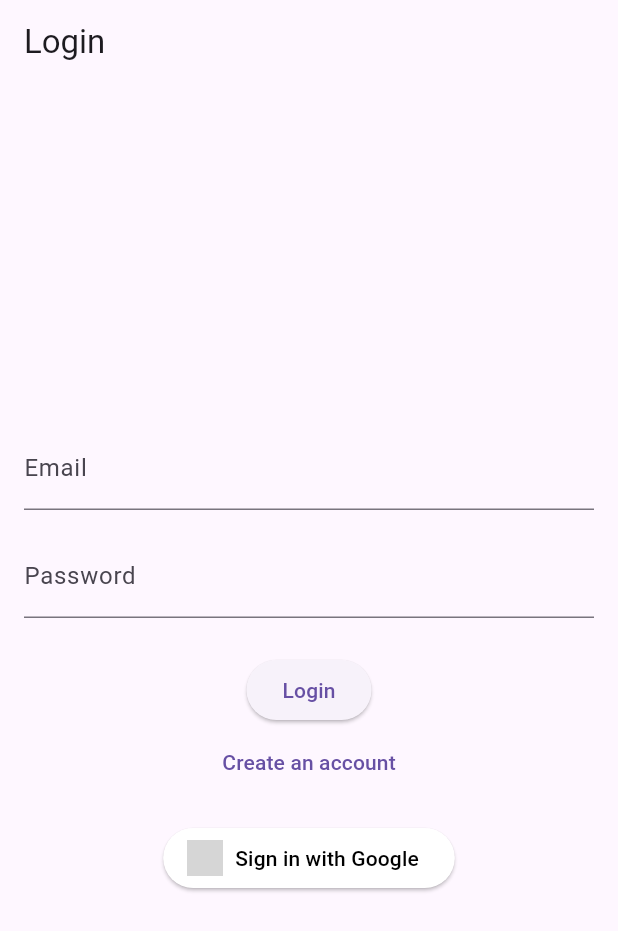
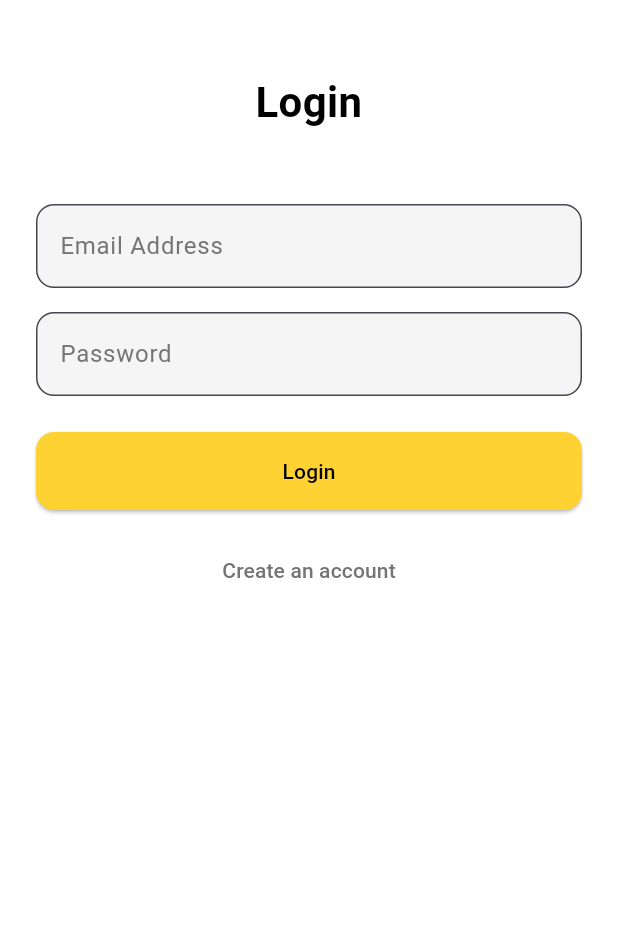
Before and after one commit to Devangmane/Money_Mate, a Flutter app: the screen it shows after launch, on a phone screen of 412 x 824 dp. Shown: the top 931 px of the screen. Run offline on Flutter 3.47's test engine with Material 3 defaults, Android fonts, the phone set to English and light mode, and no system bars; our stand-ins replace cloud_firestore, firebase_auth, firebase_core, google_sign_in, image_picker; missing offline and left inert: google_mlkit_text_recognition; accounts and stored records are empty; grey boxes are pictures that could not be loaded.

Commit message:
3rd commit

```diff
--- a/lib/login_page.dart
+++ b/lib/login_page.dart
@@ -2,7 +2,7 @@ import 'package:flutter/material.dart';
 import 'package:firebase_auth/firebase_auth.dart';
 import 'package:google_sign_in/google_sign_in.dart';
 import 'post_login_page.dart';
-
+import 'styles/colors.dart';
 class AuthPage extends StatefulWidget {
   const AuthPage({super.key});
 
@@ -76,9 +76,9 @@ class _AuthPageState extends State<AuthPage> {
       SnackBar(
         content: Text(
           message,
-          style: const TextStyle(color: Colors.white),
+          style: const TextStyle(color: AppColors.backgroundWhite),
         ),
-        backgroundColor: Colors.red,
+        backgroundColor: AppColors.error,
       ),
     );
   }
@@ -88,9 +88,9 @@ class _AuthPageState extends State<AuthPage> {
       SnackBar(
         content: Text(
           message,
-          style: const TextStyle(color: Colors.white),
+          style: const TextStyle(color: AppColors.backgroundWhite),
         ),
-        backgroundColor: Colors.green,
+        backgroundColor: AppColors.success,
       ),
     );
   }
@@ -98,54 +98,86 @@ class _AuthPageState extends State<AuthPage> {
   @override
   Widget build(BuildContext context) {
     return Scaffold(
-      appBar: AppBar(
-        title: Text(_isLogin ? 'Login' : 'Sign Up'),
+      backgroundColor: AppColors.backgroundWhite,
+      body: SafeArea(
+        child: SingleChildScrollView(
+          child: Padding(
+            padding: const EdgeInsets.symmetric(horizontal: 24.0),
+            child: Column(
+              crossAxisAlignment: CrossAxisAlignment.stretch,
+              children: [
+                const SizedBox(height: 48.0),
+                Text(
+                  _isLogin ? 'Login' : 'Create Account',
+                  style: TextStyle(
+                    fontSize: 28,
+                    fontWeight: FontWeight.bold,
+                    color: AppColors.textPrimary,
                   ),
-      body: Padding(
-        padding: const EdgeInsets.all(16.0),
-        child: Column(
-          mainAxisAlignment: MainAxisAlignment.center,
-          children: [
+                  textAlign: TextAlign.center,
+                ),
+                const SizedBox(height: 48.0),
                 TextField(
                   controller: _emailController,
-              decoration: const InputDecoration(labelText: 'Email'),
+                  decoration: InputDecoration(
+                    labelText: 'Email Address',
+                    labelStyle: TextStyle(color: AppColors.textSecondary),
+                    border: OutlineInputBorder(
+                      borderRadius: BorderRadius.circular(12),
+                      borderSide: BorderSide(color: AppColors.inputBorder),
+                    ),
+                    filled: true,
+                    fillColor: AppColors.inputBackground,
+                  ),
                   keyboardType: TextInputType.emailAddress,
                 ),
                 const SizedBox(height: 16.0),
                 TextField(
                   controller: _passwordController,
-              decoration: const InputDecoration(labelText: 'Password'),
+                  decoration: InputDecoration(
+                    labelText: 'Password',
+                    labelStyle: TextStyle(color: AppColors.textSecondary),
+                    border: OutlineInputBorder(
+                      borderRadius: BorderRadius.circular(12),
+                      borderSide: BorderSide(color: AppColors.inputBorder),
+                    ),
+                    filled: true,
+                    fillColor: AppColors.inputBackground,
+                  ),
                   obscureText: true,
                 ),
                 const SizedBox(height: 24.0),
                 ElevatedButton(
                   onPressed: _authenticateUser,
                   child: Text(_isLogin ? 'Login' : 'Sign Up'),
+                  style: ElevatedButton.styleFrom(
+                    foregroundColor: AppColors.buttonText, backgroundColor: AppColors.primaryYellow,
+                    padding: const EdgeInsets.symmetric(vertical: 16),
+                    shape: RoundedRectangleBorder(
+                      borderRadius: BorderRadius.circular(12),
                     ),
+                  ),
+                ),
+                const SizedBox(height: 16.0),
                 TextButton(
                   onPressed: () {
                     setState(() {
                       _isLogin = !_isLogin;
                     });
                   },
-              child: Text(_isLogin
+                  child: Text(
+                    _isLogin
                         ? 'Create an account'
-                  : 'Already have an account? Login'),
-            ),
-            const SizedBox(height: 16.0),
-            ElevatedButton.icon(
-              onPressed: _signInWithGoogle,
-              icon: Image.network(
-                'https://w7.pngwing.com/pngs/326/85/png-transparent-google-logo-google-text-trademark-logo.png',
-                height: 24,
-              ),
-              label: const Text('Sign in with Google'),
-              style: ElevatedButton.styleFrom(
-                backgroundColor: Colors.white,
-                foregroundColor: Colors.black,
+                        : 'Already have an account? Login',
+                    style: TextStyle(color: AppColors.textSecondary),
                   ),
                 ),
+                if (_isLogin) ...[
+                  const SizedBox(height: 24.0),
                 ],
+              ],
+            ),
+          ),
         ),
       ),
     );
--- /dev/null
+++ b/lib/styles/colors.dart
@@ -0,0 +1,30 @@
+import 'package:flutter/material.dart';
+
+class AppColors {
+  // Primary colors
+  static const Color primaryYellow = Color(0xFFFFD233);
+  static const Color primaryBlack = Color(0xFF000000);
+
+  // Background colors
+  static const Color backgroundWhite = Color(0xFFFFFFFF);
+  static const Color backgroundGrey = Color(0xFFF5F5F5);
+
+  // Text colors
+  static const Color textPrimary = Color(0xFF000000);
+  static const Color textSecondary = Color(0xFF757575);
+
+  // Input field colors
+  static const Color inputBackground = Color(0xFFF5F5F5);
+  static const Color inputBorder = Color(0xFFE0E0E0);
+
+  // Button colors
+  static const Color buttonText = Color(0xFF000000);
+
+  // Google sign-in button
+  static const Color googleButtonBackground = Color(0xFFFFFFFF);
+  static const Color googleButtonBorder = Color(0xFFE0E0E0);
+
+  // Error and success colors
+  static const Color error = Color(0xFFD32F2F);
+  static const Color success = Color(0xFF388E3C);
+}
```
Also changed, not shown: 1 other file. Lines whose indentation alone changed are shown as unchanged.
